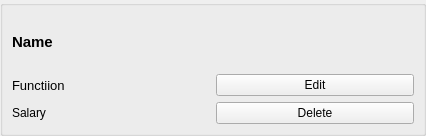
First picture: the form in CompanyEditor/employeewidget.ui, repository imitatehappiness/QtCompanyEditor, before the edit.
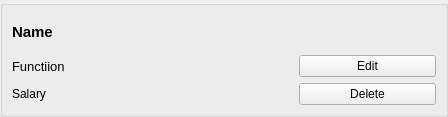
Second picture: the form after the edit.

The edit to the form file:
```diff
--- a/CompanyEditor/employeewidget.ui
+++ b/CompanyEditor/employeewidget.ui
@@ -6,8 +6,8 @@
    <rect>
     <x>0</x>
     <y>0</y>
-    <width>426</width>
-    <height>136</height>
+    <width>448</width>
+    <height>117</height>
    </rect>
   </property>
   <property name="maximumSize">
@@ -49,6 +49,25 @@
      <layout class="QGridLayout" name="gridLayout_3">
       <item row="0" column="0">
        <layout class="QGridLayout" name="gridLayout">
+        <item row="4" column="0">
+         <widget class="QLabel" name="l_salary">
+          <property name="text">
+           <string>Salary</string>
+          </property>
+         </widget>
+        </item>
+        <item row="2" column="0">
+         <widget class="QLabel" name="l_function">
+          <property name="styleSheet">
+           <string notr="true">QLabel{
+font-size: 13px;
+}</string>
+          </property>
+          <property name="text">
+           <string>Functiion</string>
+          </property>
+         </widget>
+        </item>
         <item row="0" column="0" colspan="2">
          <widget class="QLabel" name="l_name">
           <property name="styleSheet">
@@ -62,7 +81,21 @@
           </property>
          </widget>
         </item>
-        <item row="3" column="1">
+        <item row="2" column="1">
+         <widget class="QLabel" name="label">
+          <property name="text">
+           <string/>
+          </property>
+         </widget>
+        </item>
+        <item row="4" column="2">
+         <widget class="QPushButton" name="pB_delete">
+          <property name="text">
+           <string>Delete</string>
+          </property>
+         </widget>
+        </item>
+        <item row="2" column="2">
          <widget class="QPushButton" name="pB_edit">
           <property name="text">
            <string>Edit</string>
@@ -70,28 +103,9 @@
          </widget>
         </item>
         <item row="4" column="1">
-         <widget class="QPushButton" name="pB_delete">
+         <widget class="QLabel" name="label_2">
           <property name="text">
-           <string>Delete</string>
-          </property>
-         </widget>
-        </item>
-        <item row="4" column="0">
-         <widget class="QLabel" name="l_salary">
-          <property name="text">
-           <string>Salary</string>
-          </property>
-         </widget>
-        </item>
-        <item row="3" column="0">
-         <widget class="QLabel" name="l_function">
-          <property name="styleSheet">
-           <string notr="true">QLabel{
-font-size: 13px;
-}</string>
-          </property>
-          <property name="text">
-           <string>Functiion</string>
+           <string/>
           </property>
          </widget>
         </item>
```
